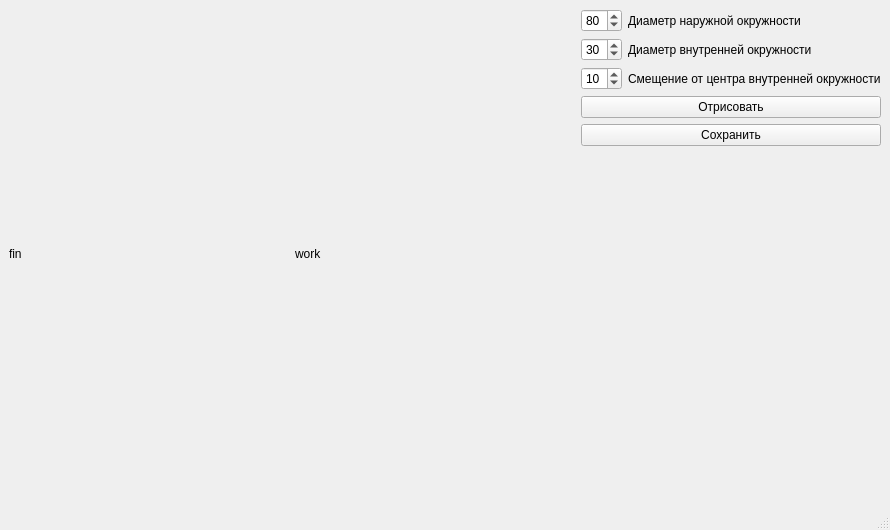
Qt form mainwindow.ui (kornaev/spirograph) before a commit.
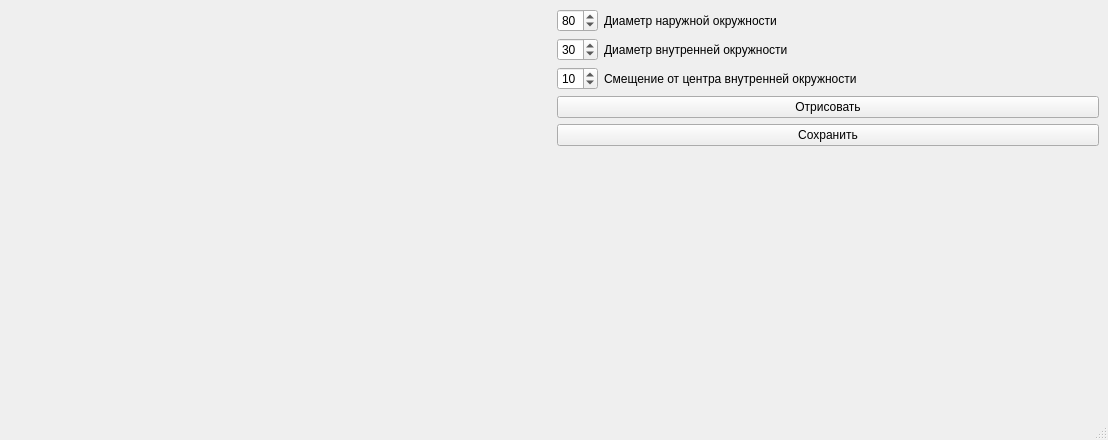
The same form after that commit.

Commit message: первый рабочий вариант

Diff of the .ui file:
```diff
--- a/mainwindow.ui
+++ b/mainwindow.ui
@@ -6,8 +6,8 @@
    <rect>
     <x>0</x>
     <y>0</y>
-    <width>890</width>
-    <height>530</height>
+    <width>1108</width>
+    <height>440</height>
    </rect>
   </property>
   <property name="windowTitle">
@@ -15,25 +15,33 @@
   </property>
   <widget class="QWidget" name="centralwidget">
    <layout class="QHBoxLayout" name="horizontalLayout_4">
-    <property name="sizeConstraint">
-     <enum>QLayout::SetDefaultConstraint</enum>
-    </property>
     <item>
-     <widget class="QLabel" name="label_out_final">
-      <property name="text">
-       <string>fin</string>
-      </property>
-     </widget>
-    </item>
+     <layout class="QVBoxLayout" name="mwLayout_2">
     <item>
      <widget class="QLabel" name="label_out">
       <property name="text">
-       <string>work</string>
+         <string/>
       </property>
      </widget>
     </item>
     <item>
-     <layout class="QVBoxLayout" name="verticalLayout">
+       <widget class="QLabel" name="label_out_final">
+        <property name="text">
+         <string/>
+        </property>
+       </widget>
+      </item>
+      <item>
+       <widget class="QLabel" name="label_bg">
+        <property name="text">
+         <string/>
+        </property>
+       </widget>
+      </item>
+     </layout>
+    </item>
+    <item>
+     <layout class="QVBoxLayout" name="mwLayout">
       <item>
        <layout class="QHBoxLayout" name="horizontalLayout">
         <item>
```
Lines whose indentation alone changed are shown as unchanged. The commit also changes 2 other files.
